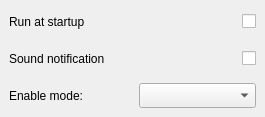
Odizinne/QMS, file src/QMS/qms.ui: the form before one commit.
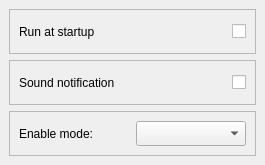
The form after the commit.

The edit to the form file:
```diff
--- a/src/QMS/qms.ui
+++ b/src/QMS/qms.ui
@@ -7,7 +7,7 @@
     <x>0</x>
     <y>0</y>
     <width>265</width>
-    <height>117</height>
+    <height>165</height>
    </rect>
   </property>
   <property name="minimumSize">
@@ -22,8 +22,30 @@
   <widget class="QWidget" name="centralwidget">
    <layout class="QGridLayout" name="gridLayout">
     <property name="spacing">
-     <number>12</number>
+     <number>6</number>
     </property>
+    <item row="0" column="0">
+     <widget class="QFrame" name="frame">
+      <property name="frameShape">
+       <enum>QFrame::Shape::StyledPanel</enum>
+      </property>
+      <property name="frameShadow">
+       <enum>QFrame::Shadow::Raised</enum>
+      </property>
+      <layout class="QGridLayout" name="gridLayout_2">
+       <item row="0" column="0">
+        <widget class="QLabel" name="label">
+         <property name="minimumSize">
+          <size>
+           <width>0</width>
+           <height>25</height>
+          </size>
+         </property>
+         <property name="text">
+          <string>Run at startup</string>
+         </property>
+        </widget>
+       </item>
     <item row="0" column="1">
      <widget class="QCheckBox" name="startupCheckBox">
       <property name="minimumSize">
@@ -40,7 +62,19 @@
       </property>
      </widget>
     </item>
+      </layout>
+     </widget>
+    </item>
     <item row="2" column="0">
+     <widget class="QFrame" name="frame_3">
+      <property name="frameShape">
+       <enum>QFrame::Shape::StyledPanel</enum>
+      </property>
+      <property name="frameShadow">
+       <enum>QFrame::Shadow::Raised</enum>
+      </property>
+      <layout class="QGridLayout" name="gridLayout_4">
+       <item row="0" column="0">
      <widget class="QLabel" name="label_2">
       <property name="minimumSize">
        <size>
@@ -53,20 +87,7 @@
       </property>
      </widget>
     </item>
-    <item row="0" column="0">
-     <widget class="QLabel" name="label">
-      <property name="minimumSize">
-       <size>
-        <width>0</width>
-        <height>25</height>
-       </size>
-      </property>
-      <property name="text">
-       <string>Run at startup</string>
-      </property>
-     </widget>
-    </item>
-    <item row="2" column="1">
+       <item row="0" column="1">
      <widget class="QComboBox" name="modeComboBox">
       <property name="minimumSize">
        <size>
@@ -79,7 +100,19 @@
       </property>
      </widget>
     </item>
+      </layout>
+     </widget>
+    </item>
     <item row="1" column="0">
+     <widget class="QFrame" name="frame_2">
+      <property name="frameShape">
+       <enum>QFrame::Shape::StyledPanel</enum>
+      </property>
+      <property name="frameShadow">
+       <enum>QFrame::Shadow::Raised</enum>
+      </property>
+      <layout class="QGridLayout" name="gridLayout_3">
+       <item row="0" column="0">
      <widget class="QLabel" name="label_3">
       <property name="minimumSize">
        <size>
@@ -92,7 +125,7 @@
       </property>
      </widget>
     </item>
-    <item row="1" column="1">
+       <item row="0" column="1">
      <widget class="QCheckBox" name="soundCheckBox">
       <property name="layoutDirection">
        <enum>Qt::LayoutDirection::RightToLeft</enum>
@@ -100,6 +133,9 @@
       <property name="text">
        <string/>
       </property>
+        </widget>
+       </item>
+      </layout>
      </widget>
     </item>
    </layout>
```
Lines whose indentation alone changed are shown as unchanged.
